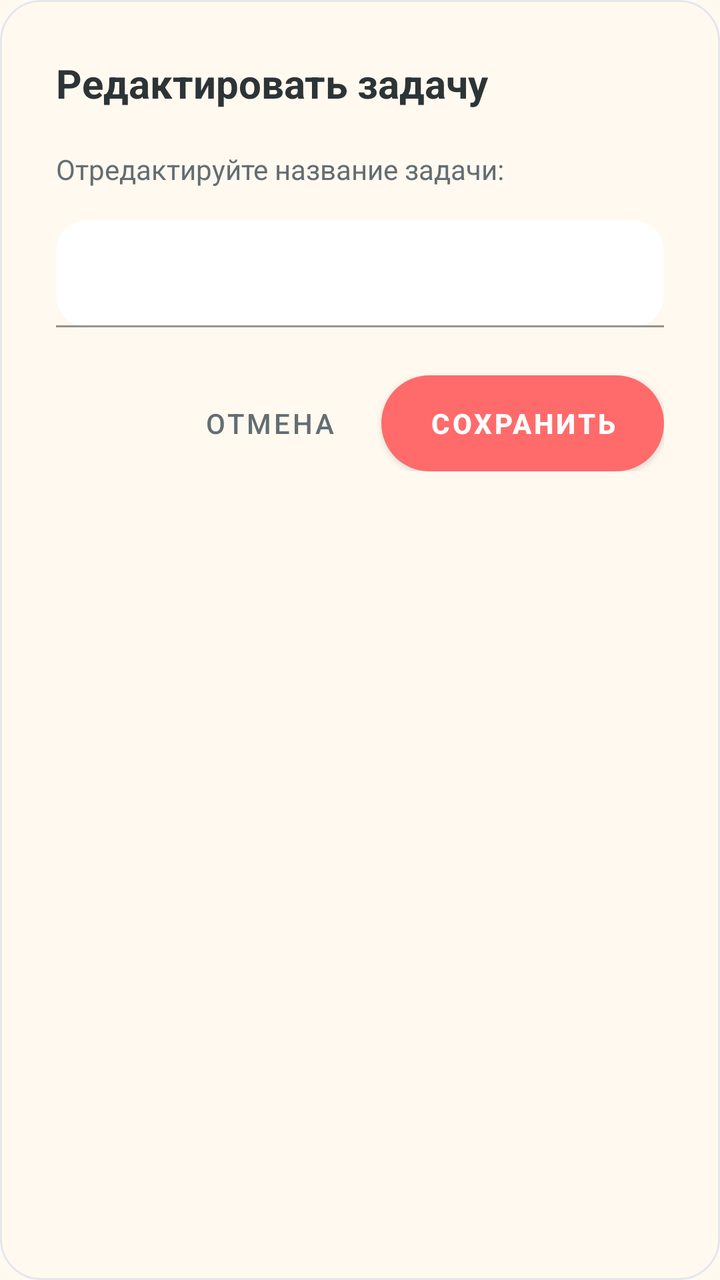
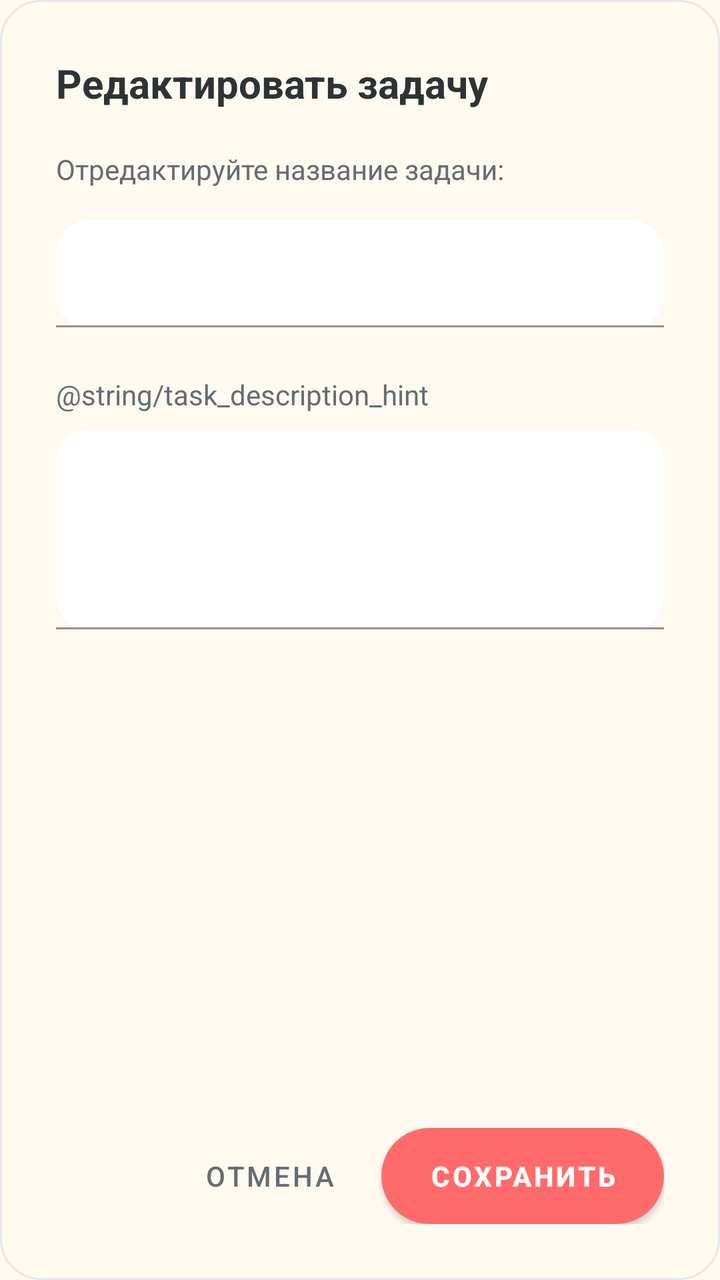

Compare the two renders of this Android layout. The source of the first and the diff that turns it into the second are given below.
<!-- AndroidManifest.xml: application theme Theme.MyApplication -->
<!-- res/layout/dialog_edit_task.xml -->
<?xml version="1.0" encoding="utf-8"?>
<LinearLayout xmlns:android="http://schemas.android.com/apk/res/android"
    xmlns:app="http://schemas.android.com/apk/res-auto"
    android:layout_width="match_parent"
    android:layout_height="wrap_content"
    android:background="@drawable/dialog_background"
    android:orientation="vertical"
    android:padding="28dp">

    <TextView
        android:layout_width="match_parent"
        android:layout_height="wrap_content"
        android:layout_marginBottom="20dp"
        android:text="@string/edit_task"
        android:textColor="@color/foreground"
        android:textSize="20sp"
        android:textStyle="bold" />

    <TextView
        android:layout_width="match_parent"
        android:layout_height="wrap_content"
        android:layout_marginBottom="16dp"
        android:text="@string/edit_task_hint"
        android:textColor="@color/muted_foreground"
        android:textSize="14sp" />

    <com.google.android.material.textfield.TextInputLayout
        android:layout_width="match_parent"
        android:layout_height="wrap_content"
        android:layout_marginBottom="24dp"
        app:boxBackgroundColor="@color/card"
        app:boxStrokeColor="@color/border"
        app:hintTextColor="@color/muted_foreground"
        app:boxStrokeWidth="1dp"
        app:boxCornerRadiusTopStart="16dp"
        app:boxCornerRadiusTopEnd="16dp"
        app:boxCornerRadiusBottomStart="16dp"
        app:boxCornerRadiusBottomEnd="16dp"
        app:hintEnabled="true"
        app:hintAnimationEnabled="true">

        <com.google.android.material.textfield.TextInputEditText
            android:id="@+id/task_title_input"
            android:layout_width="match_parent"
            android:layout_height="wrap_content"
            android:inputType="textCapSentences"
            android:maxLength="50"
            android:padding="16dp"
            android:textColor="@color/foreground"
            android:textSize="16sp" />

    </com.google.android.material.textfield.TextInputLayout>

    <LinearLayout
        android:layout_width="match_parent"
        android:layout_height="wrap_content"
        android:gravity="end"
        android:orientation="horizontal"
        style="?android:attr/buttonBarStyle">

        <Button
            android:id="@+id/cancel_button"
            style="@style/Widget.MaterialComponents.Button.TextButton"
            android:layout_width="wrap_content"
            android:layout_height="48dp"
            android:layout_marginEnd="12dp"
            android:text="@string/cancel"
            android:textColor="@color/muted_foreground"
            android:textSize="14sp" />

        <Button
            android:id="@+id/save_button"
            android:layout_width="wrap_content"
            android:layout_height="48dp"
            android:background="@drawable/save_task_button_background"
            android:minWidth="100dp"
            android:paddingHorizontal="24dp"
            android:text="@string/save"
            android:textColor="@color/primary_foreground"
            android:textSize="14sp"
            android:textStyle="bold" />

    </LinearLayout>

</LinearLayout>
<!-- resources referenced by this layout -->
<resources>
  <color name="border">#E5E7EB</color>
  <color name="card">#FFFFFF</color>
  <color name="foreground">#2D3436</color>
  <color name="muted_foreground">#636E72</color>
  <color name="primary_foreground">#FFFFFF</color>
  <!-- drawable dialog_background (drawable) -->
  <?xml version="1.0" encoding="utf-8"?>
  <shape xmlns:android="http://schemas.android.com/apk/res/android">
      <solid android:color="@color/background" />
      <corners android:radius="20dp" />
      <stroke android:width="1dp" android:color="@color/border" />
  </shape>
  <!-- drawable save_task_button_background (drawable) -->
  <?xml version="1.0" encoding="utf-8"?>
  <shape xmlns:android="http://schemas.android.com/apk/res/android">
      <gradient
          android:startColor="@color/secondary"
          android:endColor="@color/mood_good"
          android:angle="90" />
      <corners android:radius="50dp" />
  </shape>
  <string name="cancel">Отмена</string>
  <string name="edit_task">Редактировать задачу</string>
  <string name="edit_task_hint">Отредактируйте название задачи:</string>
  <string name="save">Сохранить</string>
  <style name="Theme.MyApplication" parent="Theme.MaterialComponents.Light.NoActionBar">
          
          <item name="colorPrimary">@color/primary</item>
          <item name="colorPrimaryVariant">@color/color_red</item>
          <item name="colorOnPrimary">@color/primary_foreground</item>
          
          <item name="colorSecondary">@color/secondary</item>
          <item name="colorSecondaryVariant">@color/mood_good</item>
          <item name="colorOnSecondary">@color/secondary_foreground</item>
          
          <item name="android:statusBarColor">@color/background</item>
          
          <item name="android:navigationBarColor">@color/background</item>
          
          <item name="android:windowBackground">@color/background</item>
          
      </style>
  <color name="background">#FFF9F0</color>
  <color name="secondary">#00D2FF</color>
  <color name="mood_good">#00D2FF</color>
  <color name="primary">#FF6B6B</color>
  <color name="color_red">#FF3838</color>
  <color name="secondary_foreground">#FFFFFF</color>
</resources>

<!-- the commit's change to res/layout/dialog_edit_task.xml (unified diff, before → after) -->
@@ -4,12 +4,14 @@
     android:layout_width="match_parent"
     android:layout_height="wrap_content"
     android:background="@drawable/dialog_background"
-    android:orientation="vertical"
-    android:padding="28dp">
+    android:orientation="vertical">
 
     <TextView
         android:layout_width="match_parent"
         android:layout_height="wrap_content"
+        android:layout_marginStart="28dp"
+        android:layout_marginTop="28dp"
+        android:layout_marginEnd="28dp"
         android:layout_marginBottom="20dp"
         android:text="@string/edit_task"
         android:textColor="@color/foreground"
@@ -19,41 +21,98 @@
     <TextView
         android:layout_width="match_parent"
         android:layout_height="wrap_content"
+        android:layout_marginStart="28dp"
+        android:layout_marginEnd="28dp"
         android:layout_marginBottom="16dp"
         android:text="@string/edit_task_hint"
         android:textColor="@color/muted_foreground"
         android:textSize="14sp" />
 
-    <com.google.android.material.textfield.TextInputLayout
+    <ScrollView
         android:layout_width="match_parent"
-        android:layout_height="wrap_content"
-        android:layout_marginBottom="24dp"
-        app:boxBackgroundColor="@color/card"
-        app:boxStrokeColor="@color/border"
-        app:hintTextColor="@color/muted_foreground"
-        app:boxStrokeWidth="1dp"
-        app:boxCornerRadiusTopStart="16dp"
-        app:boxCornerRadiusTopEnd="16dp"
-        app:boxCornerRadiusBottomStart="16dp"
-        app:boxCornerRadiusBottomEnd="16dp"
-        app:hintEnabled="true"
-        app:hintAnimationEnabled="true">
+        android:layout_height="0dp"
+        android:layout_weight="1"
+        android:fillViewport="true">
 
-        <com.google.android.material.textfield.TextInputEditText
-            android:id="@+id/task_title_input"
+        <LinearLayout
             android:layout_width="match_parent"
             android:layout_height="wrap_content"
-            android:inputType="textCapSentences"
-            android:maxLength="50"
-            android:padding="16dp"
-            android:textColor="@color/foreground"
-            android:textSize="16sp" />
+            android:orientation="vertical"
+            android:paddingHorizontal="28dp">
 
-    </com.google.android.material.textfield.TextInputLayout>
+            <com.google.android.material.textfield.TextInputLayout
+                android:layout_width="match_parent"
+                android:layout_height="wrap_content"
+                android:layout_marginBottom="24dp"
+                app:boxBackgroundColor="@color/card"
+                app:boxStrokeColor="@color/border"
+                app:hintTextColor="@color/muted_foreground"
+                app:boxStrokeWidth="1dp"
+                app:boxCornerRadiusTopStart="16dp"
+                app:boxCornerRadiusTopEnd="16dp"
+                app:boxCornerRadiusBottomStart="16dp"
+                app:boxCornerRadiusBottomEnd="16dp"
+                app:hintEnabled="true"
+                app:hintAnimationEnabled="true">
+
+                <com.google.android.material.textfield.TextInputEditText
+                    android:id="@+id/task_title_input"
+                    android:layout_width="match_parent"
+                    android:layout_height="wrap_content"
+                    android:inputType="textCapSentences"
+                    android:maxLength="50"
+                    android:padding="16dp"
+                    android:textColor="@color/foreground"
+                    android:textSize="16sp" />
+
+            </com.google.android.material.textfield.TextInputLayout>
+
+            <TextView
+                android:layout_width="match_parent"
+                android:layout_height="wrap_content"
+                android:layout_marginBottom="8dp"
+                android:text="@string/task_description_hint"
+                android:textColor="@color/muted_foreground"
+                android:textSize="14sp" />
+
+            <com.google.android.material.textfield.TextInputLayout
+                android:layout_width="match_parent"
+                android:layout_height="wrap_content"
+                android:layout_marginBottom="24dp"
+                app:boxBackgroundColor="@color/card"
+                app:boxStrokeColor="@color/border"
+                app:hintTextColor="@color/muted_foreground"
+                app:boxStrokeWidth="1dp"
+                app:boxCornerRadiusTopStart="16dp"
+                app:boxCornerRadiusTopEnd="16dp"
+                app:boxCornerRadiusBottomStart="16dp"
+                app:boxCornerRadiusBottomEnd="16dp"
+                app:hintEnabled="true"
+                app:hintAnimationEnabled="true">
+
+                <com.google.android.material.textfield.TextInputEditText
+                    android:id="@+id/task_description_input"
+                    android:layout_width="match_parent"
+                    android:layout_height="wrap_content"
+                    android:gravity="top"
+                    android:inputType="textMultiLine"
+                    android:minHeight="100dp"
+                    android:padding="16dp"
+                    android:textColor="@color/foreground"
+                    android:textSize="16sp" />
+
+            </com.google.android.material.textfield.TextInputLayout>
+
+        </LinearLayout>
+
+    </ScrollView>
 
     <LinearLayout
         android:layout_width="match_parent"
         android:layout_height="wrap_content"
+        android:layout_marginStart="28dp"
+        android:layout_marginEnd="28dp"
+        android:layout_marginBottom="28dp"
         android:gravity="end"
         android:orientation="horizontal"
         style="?android:attr/buttonBarStyle">
